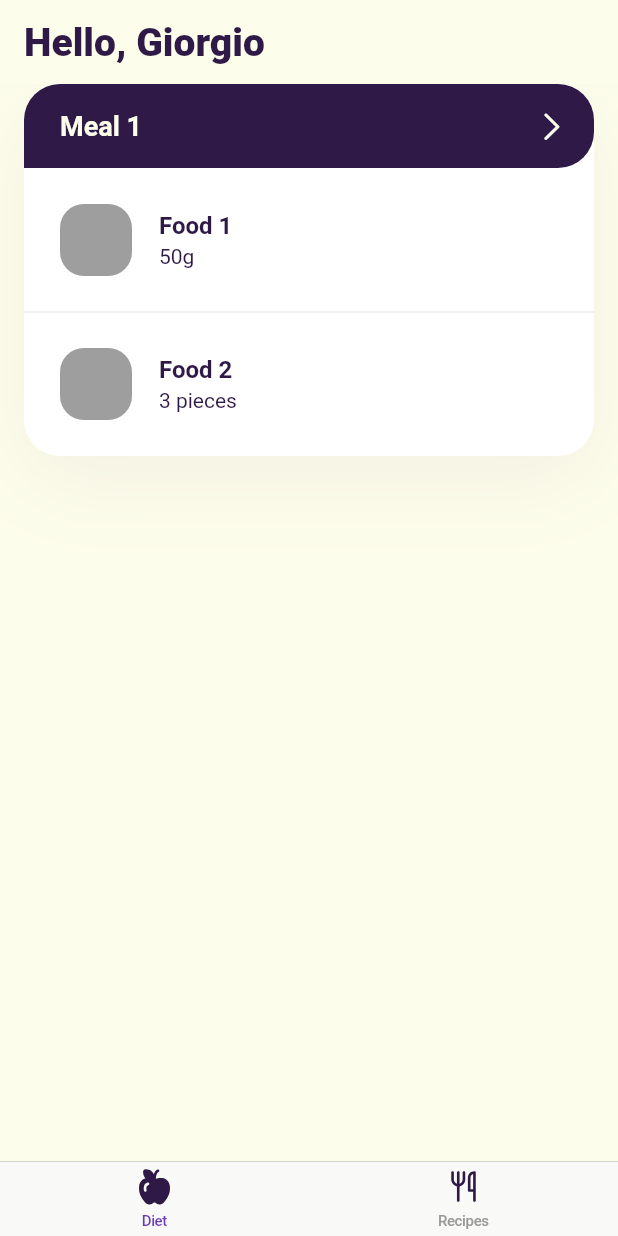
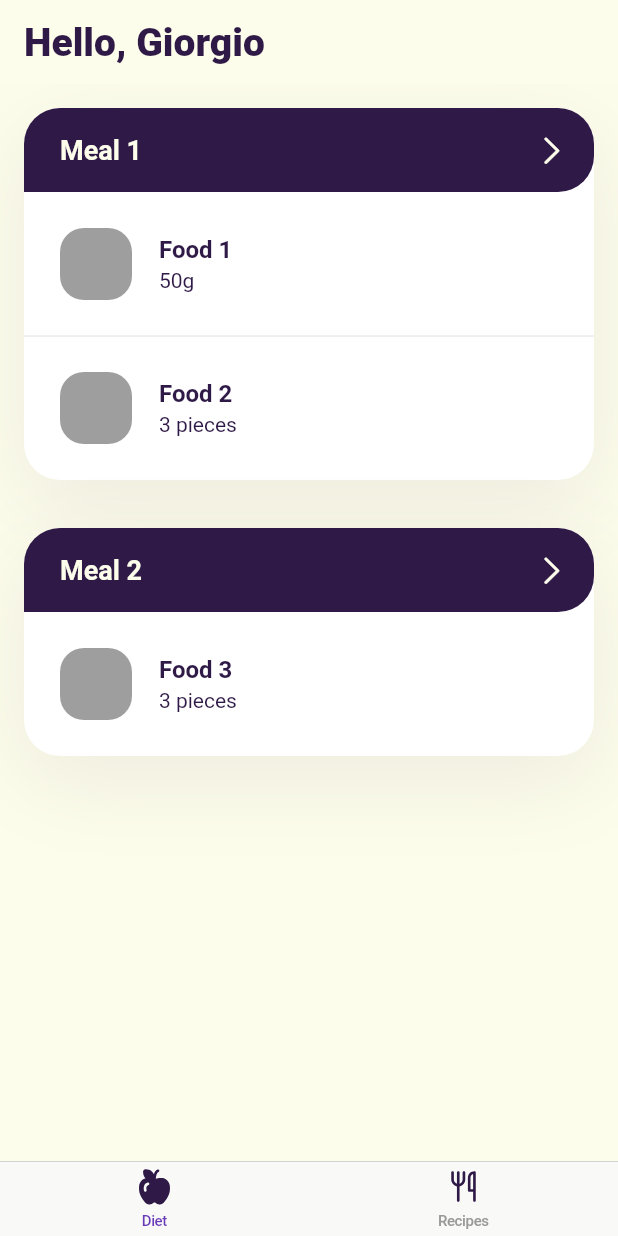
Before and after one commit to iamgio/fluttered, a Flutter app: the screen it shows after launch, on a phone screen of 412 x 824 dp. Run offline on Flutter 3.47's test engine with Material 2 defaults, Android fonts, the light colour scheme and no system bars; our stand-ins replace flutter_svg.

Commit message:
Build weekly view

```diff
--- a/lib/diet/constants.dart
+++ b/lib/diet/constants.dart
@@ -22,10 +22,12 @@ class Const {
   static const double mealImageSize = 48;
   static const double mealAdditionalLeftPadding = 8;
   static const double mealVerticalPadding = 12;
+  static const double mealEmptyPadding = 32;
   static const double mealSpacing = 50;
+  static const double mealAddFoodRadius = 14;
   static const double mealShadowBlur = 48;
   static const double mealShadowY = 16;
-  static const double mealShadowOpacity = .05;
+  static const double mealShadowOpacity = .08;
 
   static const int pageSwitchDuration = 250;
 }
--- a/lib/diet/data/data.dart
+++ b/lib/diet/data/data.dart
@@ -26,7 +26,13 @@ Future<UserModel> data_getUser() => Future.delayed(
                   quantityType: QuantityType.pieces,
                 ),
               ]),
-              MealModel(name: 'Meal 2', foods: []),
+              MealModel(name: 'Meal 2', foods: [
+                MealFoodModel(
+                  name: 'Food 3',
+                  amount: 3,
+                  quantityType: QuantityType.pieces,
+                ),
+              ]),
             ]),
             DailyDietModel(day: 1, meals: [
               MealModel(name: 'Meal 1', foods: []),
--- a/lib/diet/lang.dart
+++ b/lib/diet/lang.dart
@@ -1,3 +1,5 @@
 const lang = {
   'hello_name': 'Hello, ',
+  'empty_meal': 'This meal looks pretty empty!',
+  'add_food': 'Add foods'
 };
--- a/lib/diet/view/diet_page.dart
+++ b/lib/diet/view/diet_page.dart
@@ -1,20 +1,56 @@
+
 import 'package:flutter/cupertino.dart';
+import 'package:fluttered/diet/constants.dart';
 import 'package:fluttered/diet/view/meal_view.dart';
-import 'package:fluttered/diet/view/padded_page.dart';
 import 'package:fluttered/diet/viewmodel/diet_viewmodel.dart';
 
-class DietPage extends StatelessWidget {
+class DietPage extends StatefulWidget {
   final WeeklyDietViewModel weeklyDiet;
   const DietPage({Key? key, required this.weeklyDiet}) : super(key: key);
 
   @override
+  State<DietPage> createState() => _DietPageState();
+}
+
+class _DietPageState extends State<DietPage> {
+  int _selectedIndex = 0; // TODO current day of week
+  PageController? _pageController;
+
+  @override
+  void initState() {
+    super.initState();
+    _pageController = PageController();
+  }
+
+
+  @override
+  void dispose() {
+    _pageController?.dispose();
+    super.dispose();
+  }
+
+  List<Widget> _buildDailyMeals(int day) {
+    final daily = widget.weeklyDiet.dailyDiets;
+    if(day < 0 || day >= daily.length) return [];
+    final meals = daily[day].meals;
+    return meals.map((meal) => Padding(
+      padding: const EdgeInsets.all(Const.defaultPadding),
+      child: MealView(meal: meal),
+    )).toList();
+  }
+
+  _buildWeeklyMeals() => List.generate(7, (index) => Column(
+    children: _buildDailyMeals(index),
+  ));
+
+  @override
   Widget build(BuildContext context) {
-    return PaddedPage(
-      child: Column(
-        children: [
-          MealView(meal: weeklyDiet.dailyDiets.first.meals.first),
-        ],
-      ),
+    return PageView(
+      controller: _pageController!,
+      onPageChanged: (index) {
+        setState(() => _selectedIndex = index);
+      },
+      children: _buildWeeklyMeals(),
     );
   }
 }
--- a/lib/diet/view/meal_view.dart
+++ b/lib/diet/view/meal_view.dart
@@ -1,6 +1,7 @@
 import 'package:flutter/cupertino.dart';
 import 'package:flutter/material.dart';
 import 'package:fluttered/diet/constants.dart';
+import 'package:fluttered/diet/lang.dart';
 import 'package:fluttered/diet/viewmodel/meal_food_viewmodel.dart';
 import 'package:fluttered/diet/viewmodel/meal_viewmodel.dart';
 
@@ -48,6 +49,34 @@ class MealView extends StatelessWidget {
         subtitle: Text(food.stringAmount, style: Theme.of(context).textTheme.bodyText2),
       );
 
+  _buildFoods(BuildContext context) => List.generate(meal.foods.length * 2 - 1, (index) {
+        if (index % 2 != 0) return const Divider(height: 0);
+        return _buildFoodView(context, meal.foods[index ~/ 2]);
+      });
+
+  _buildEmptyFoods(BuildContext context) => Padding(
+        padding: const EdgeInsets.all(Const.mealEmptyPadding),
+        child: Center(
+          child: Column(
+            mainAxisAlignment: MainAxisAlignment.center,
+            crossAxisAlignment: CrossAxisAlignment.center,
+            children: [
+              Text(lang['empty_meal']!, style: Theme.of(context).textTheme.bodyText2),
+              const SizedBox(height: Const.defaultPadding),
+              CupertinoButton(
+                child: Text(
+                  lang['add_food']!,
+                  style: Theme.of(context).textTheme.bodyText2!.copyWith(color: Colors.white, fontWeight: FontWeight.bold),
+                ),
+                borderRadius: const BorderRadius.all(Radius.circular(Const.mealAddFoodRadius)),
+                color: Const.primary,
+                onPressed: () {}, // TODO action
+              )
+            ],
+          ),
+        ),
+      );
+
   @override
   Widget build(BuildContext context) {
     return Container(
@@ -67,10 +96,7 @@ class MealView extends StatelessWidget {
         crossAxisAlignment: CrossAxisAlignment.start,
         children: [
           _buildHeader(context),
-          ...List.generate(meal.foods.length * 2 - 1, (index) {
-            if (index % 2 != 0) return const Divider(height: 0);
-            return _buildFoodView(context, meal.foods[index ~/ 2]);
-          }),
+          if (meal.foods.isNotEmpty) ..._buildFoods(context) else _buildEmptyFoods(context),
         ],
       ),
     );
```
